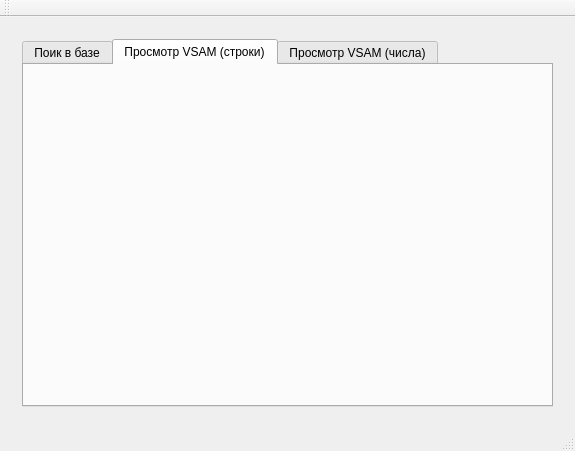
This is VSAM/mainwindow.ui in bsbadiane/DataBase as Qt 5 draws it before an edit. The edited form follows.
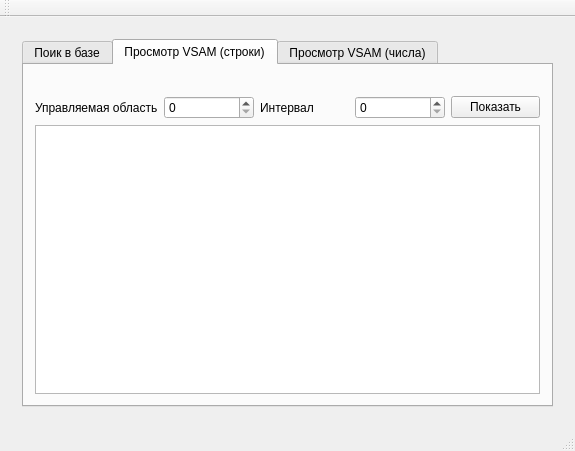
This is the edited form. The open tabs and pages were chosen to show the change.

Patch:
```diff
--- a/VSAM/mainwindow.ui
+++ b/VSAM/mainwindow.ui
@@ -22,7 +22,7 @@
       </property>
       <widget class="QWidget" name="page_2">
        <layout class="QGridLayout" name="gridLayout_3">
-        <item row="0" column="0">
+        <item row="1" column="0">
          <widget class="QTabWidget" name="tabWidget">
           <property name="currentIndex">
            <number>0</number>
@@ -61,6 +61,53 @@
            <attribute name="title">
             <string>Просмотр VSAM (строки)</string>
            </attribute>
+           <layout class="QGridLayout" name="gridLayout_5">
+            <item row="1" column="1">
+             <widget class="QSpinBox" name="StrRegion">
+              <property name="maximum">
+               <number>999</number>
+              </property>
+             </widget>
+            </item>
+            <item row="1" column="3">
+             <widget class="QSpinBox" name="StrInter">
+              <property name="maximum">
+               <number>999</number>
+              </property>
+             </widget>
+            </item>
+            <item row="1" column="4">
+             <widget class="QPushButton" name="pushButton_3">
+              <property name="text">
+               <string>Показать</string>
+              </property>
+             </widget>
+            </item>
+            <item row="3" column="0" colspan="5">
+             <widget class="QTableWidget" name="stringTable"/>
+            </item>
+            <item row="1" column="0">
+             <widget class="QLabel" name="label_2">
+              <property name="text">
+               <string>Управляемая область</string>
+              </property>
+             </widget>
+            </item>
+            <item row="1" column="2">
+             <widget class="QLabel" name="label_3">
+              <property name="text">
+               <string>Интервал</string>
+              </property>
+             </widget>
+            </item>
+            <item row="0" column="0" colspan="5">
+             <widget class="QLabel" name="TotalRegionsStr">
+              <property name="text">
+               <string/>
+              </property>
+             </widget>
+            </item>
+           </layout>
           </widget>
           <widget class="QWidget" name="tab_3">
            <attribute name="title">
```
Left out of the diff: 68 changed lines with no effect on the pictures.
